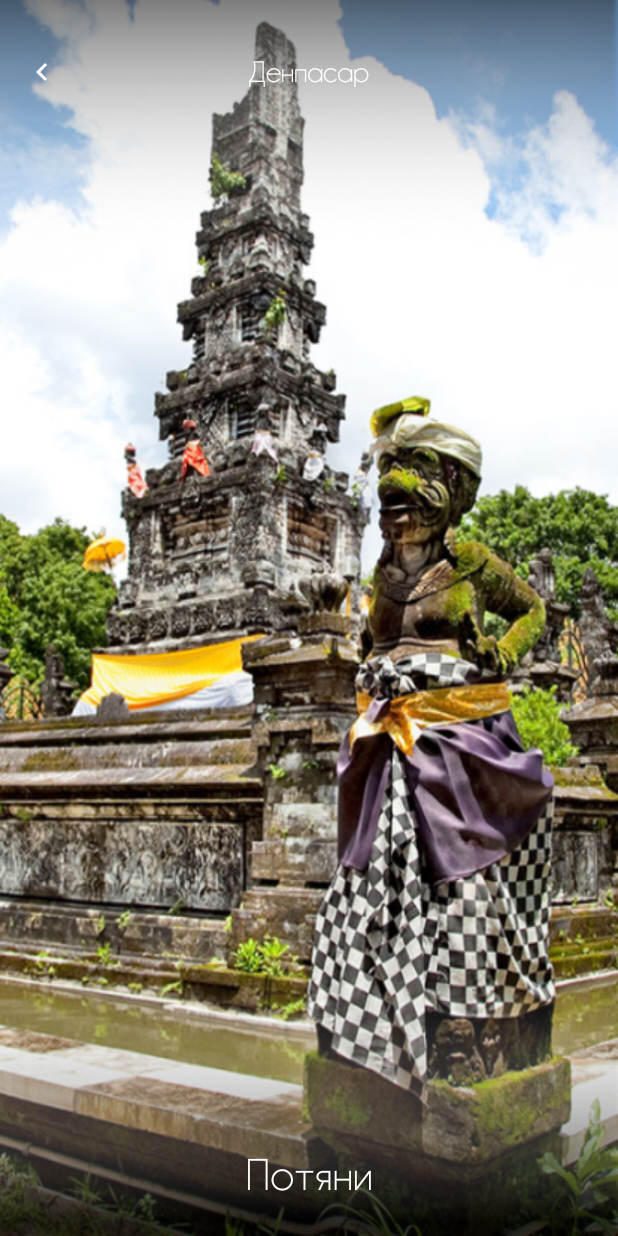
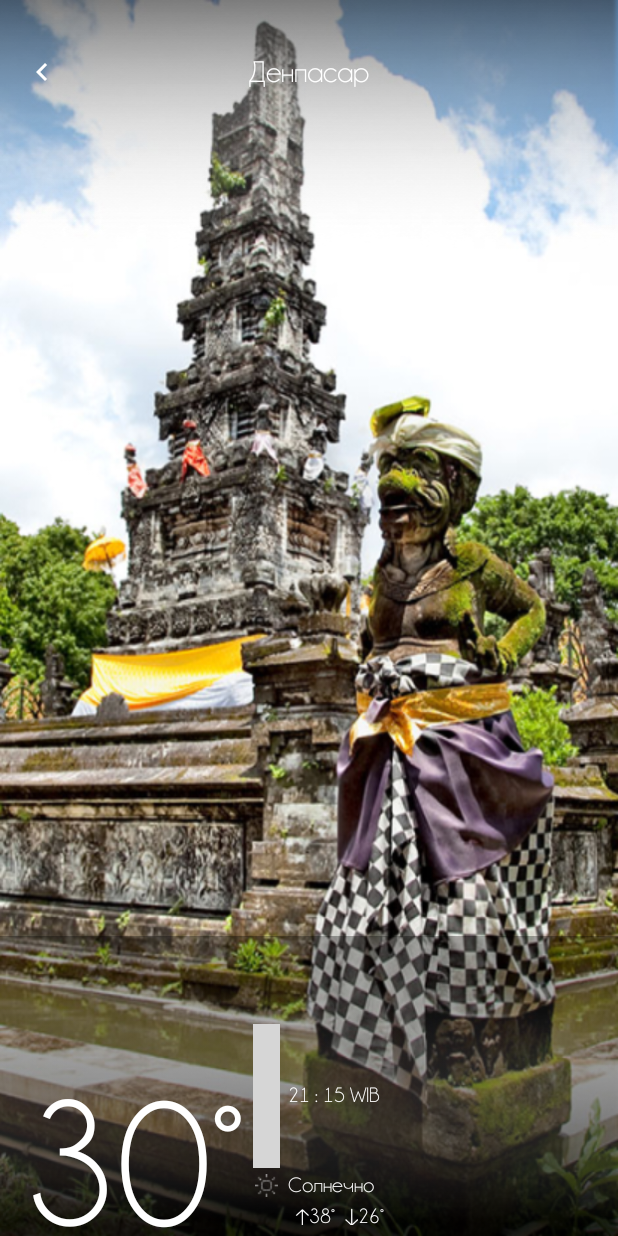
Before and after one commit to Arsikkk98/BaliApp, an Android app: the WeatherActivity screen opened directly, with no data from a screen before it, on a phone screen of 412 x 824 dp. Run offline under Robolectric (Android 15) with nearby library versions, the phone set to English and light mode, and no system bars; grey boxes are pictures that could not be loaded.

Commit message:
Изменена страница погоды.

```diff
--- a/app/build.gradle
+++ b/app/build.gradle
@@ -25,6 +25,7 @@ dependencies {
     implementation 'com.google.android.material:material:1.0.0'
     implementation 'androidx.constraintlayout:constraintlayout:1.1.3'
     implementation 'androidx.vectordrawable:vectordrawable:1.0.1'
+    implementation 'androidx.legacy:legacy-support-v4:1.0.0'
     testImplementation 'junit:junit:4.12'
     androidTestImplementation 'androidx.test:runner:1.2.0'
     androidTestImplementation 'androidx.test.espresso:espresso-core:3.2.0'
--- /dev/null
+++ b/app/src/main/java/com/example/baliapp/WeatherFragment.java
@@ -0,0 +1,82 @@
+package com.example.baliapp;
+
+import android.os.AsyncTask;
+import android.os.Bundle;
+import android.view.LayoutInflater;
+import android.view.View;
+import android.view.ViewGroup;
+import android.widget.Toast;
+
+import androidx.fragment.app.Fragment;
+
+import com.example.baliapp.models.weather_classes.MyWeather;
+
+import java.io.BufferedReader;
+import java.io.IOException;
+import java.io.InputStreamReader;
+import java.net.URL;
+
+import javax.net.ssl.HttpsURLConnection;
+
+
+public class WeatherFragment extends Fragment {
+
+    @Override
+    public View onCreateView(LayoutInflater inflater, ViewGroup container,
+                             Bundle savedInstanceState) {
+        //new ProgressTask().execute("http://api.openweathermap.org/data/2.5/find?q=Denpasar&appid=cbc5d13097177f5161e51f6bbb5878bc");
+
+        return inflater.inflate(R.layout.fragment_weather, container, false);
+    }
+
+
+    /*private class ProgressTask extends AsyncTask<String, Void, String> {
+        @Override
+        protected String doInBackground(String... path) {
+
+            String content;
+            try{
+                content = getContent(path[0]);
+            }
+            catch (IOException ex){
+                content = ex.getMessage();
+            }
+
+            return content;
+        }
+        @Override
+        protected void onPostExecute(String content) {
+
+            contentText=content;
+            contentView.setText(content);
+            webView.loadData(content, "text/html; charset=utf-8", "utf-8");
+            Toast.makeText(getActivity(), "Данные загружены", Toast.LENGTH_SHORT)
+                    .show();
+        }
+
+        private String getContent(String path) throws IOException {
+            BufferedReader reader=null;
+            try {
+                URL url=new URL(path);
+                HttpsURLConnection c=(HttpsURLConnection)url.openConnection();
+                c.setRequestMethod("GET");
+                c.setReadTimeout(10000);
+                c.connect();
+                reader= new BufferedReader(new InputStreamReader(c.getInputStream()));
+                StringBuilder buf=new StringBuilder();
+                String line=null;
+                while ((line=reader.readLine()) != null) {
+                    buf.append(line + "\n");
+                }
+                return(buf.toString());
+            }
+            finally {
+                if (reader != null) {
+                    reader.close();
+                }
+            }
+        }
+    }*/
+
+
+}
--- a/app/src/main/res/layout/bottom_weather_sheet.xml
+++ b/app/src/main/res/layout/bottom_weather_sheet.xml
@@ -3,28 +3,156 @@
     xmlns:app="http://schemas.android.com/apk/res-auto"
     android:id="@+id/bottom_sheet"
     android:layout_width="match_parent"
-    android:layout_height="340dp"
-    android:background="@android:color/transparent"
+    android:layout_height="match_parent"
     android:orientation="vertical"
     app:behavior_hideable="false"
-    app:behavior_peekHeight="80dp"
+    android:background="#50000000"
+    app:behavior_peekHeight="200dp"
     app:layout_behavior="com.google.android.material.bottomsheet.BottomSheetBehavior">
 
-    <TextView
+    <RelativeLayout
         android:layout_width="match_parent"
-        android:layout_height="80sp"
-        android:background="@android:color/transparent"
-        android:gravity="center"
-        android:textSize="30sp"
-        android:text="Потяни"
-        android:textColor="@android:color/white" />
+        android:layout_height="200dp"
+        android:paddingLeft="10dp"
+        android:paddingRight="10dp"
+        android:paddingBottom="4dp">
 
-    <TextView
+        <LinearLayout
+            android:layout_width="wrap_content"
+            android:layout_height="match_parent"
+            android:gravity="bottom"
+            android:layout_marginLeft="5dp"
+            android:id="@+id/degreesBlock"
+            android:orientation="horizontal">
+
+            <TextView
+                android:id="@+id/todayDegrees"
+                android:layout_width="wrap_content"
+                android:layout_height="wrap_content"
+                android:layout_marginBottom="-10dp"
+                android:background="@android:color/transparent"
+                android:gravity="bottom"
+                android:text="30"
+                android:textColor="@android:color/white"
+                android:textSize="120sp" />
+
+            <TextView
+                android:id="@+id/degreeIcon"
+                android:layout_width="wrap_content"
+                android:layout_height="wrap_content"
+                android:layout_marginBottom="-10dp"
+                android:layout_toEndOf="@+id/todayDegrees"
+                android:background="@android:color/transparent"
+                android:gravity="bottom"
+                android:text="°"
+                android:textColor="@android:color/white"
+                android:textSize="120sp" />
+        </LinearLayout>
+
+        <LinearLayout
+            android:layout_width="wrap_content"
+            android:layout_height="match_parent"
+            android:layout_toEndOf="@+id/degreesBlock"
+            android:gravity="bottom"
+            android:layout_marginLeft="5dp"
+            android:orientation="vertical">
+
+            <LinearLayout
+                android:layout_width="wrap_content"
+                android:layout_height="wrap_content"
+                android:gravity="bottom"
+                android:orientation="horizontal">
+
+                <ImageView
+                    android:layout_width="18dp"
+                    android:layout_height="match_parent"
+                    android:src="@drawable/clock" />
+
+                <TextView
+                    android:layout_width="wrap_content"
+                    android:layout_height="match_parent"
+                    android:layout_marginLeft="5dp"
+                    android:gravity="center"
+                    android:text="21 : 15 WIB"
+                    android:textColor="#FFFFFF" />
+            </LinearLayout>
+
+            <LinearLayout
+                android:layout_width="wrap_content"
+                android:layout_height="wrap_content"
+                android:layout_marginTop="4dp"
+                android:gravity="bottom"
+                android:orientation="horizontal">
+
+                <ImageView
+                    android:layout_width="18dp"
+                    android:layout_height="match_parent"
+                    android:src="@drawable/sun_little" />
+
+                <TextView
+                    android:layout_width="wrap_content"
+                    android:layout_height="match_parent"
+                    android:layout_marginLeft="5dp"
+                    android:gravity="center"
+                    android:text="Солнечно"
+                    android:textColor="#FFFFFF" />
+            </LinearLayout>
+
+            <LinearLayout
+                android:layout_width="wrap_content"
+                android:layout_height="18dp"
+                android:layout_marginTop="4dp"
+                android:gravity="bottom"
+                android:orientation="horizontal">
+
+                <LinearLayout
+                    android:layout_width="wrap_content"
+                    android:layout_height="wrap_content"
+                    android:layout_marginLeft="27dp"
+                    android:orientation="horizontal">
+
+                    <ImageView
+                        android:layout_width="10dp"
+                        android:layout_height="match_parent"
+                        android:src="@drawable/arrow_up" />
+
+                    <TextView
+                        android:layout_width="wrap_content"
+                        android:layout_height="match_parent"
+                        android:gravity="center"
+                        android:text="38°"
+                        android:textColor="#FFFFFF" />
+
+                </LinearLayout>
+
+                <LinearLayout
+                    android:layout_width="wrap_content"
+                    android:layout_height="wrap_content"
+                    android:layout_marginLeft="5dp"
+                    android:orientation="horizontal">
+
+                    <ImageView
+                        android:layout_width="10dp"
+                        android:layout_height="match_parent"
+                        android:src="@drawable/arrow_down" />
+
+                    <TextView
+                        android:layout_width="wrap_content"
+                        android:layout_height="match_parent"
+                        android:gravity="center"
+                        android:text="26°"
+                        android:textColor="#FFFFFF" />
+
+                </LinearLayout>
+
+            </LinearLayout>
+
+        </LinearLayout>
+    </RelativeLayout>
+
+
+    <ImageView
         android:layout_width="match_parent"
-        android:layout_height="match_parent"
-        android:gravity="center"
-        android:textSize="35sp"
-        android:text="А тут что-то важное..."
-        android:textColor="@android:color/white" />
+        android:layout_height="match_parent" />
 
 </LinearLayout>
--- /dev/null
+++ b/app/src/main/res/layout/fragment_weather.xml
@@ -0,0 +1,30 @@
+<?xml version="1.0" encoding="utf-8"?>
+<androidx.coordinatorlayout.widget.CoordinatorLayout xmlns:android="http://schemas.android.com/apk/res/android"
+    xmlns:app="http://schemas.android.com/apk/res-auto"
+    xmlns:tools="http://schemas.android.com/tools"
+    android:layout_width="match_parent"
+    android:layout_height="match_parent">
+
+    <androidx.appcompat.widget.Toolbar xmlns:android="http://schemas.android.com/apk/res/android"
+        xmlns:app="http://schemas.android.com/apk/res-auto"
+        android:id="@+id/toolbar"
+        android:layout_width="match_parent"
+        android:layout_height="?attr/actionBarSize"
+        android:background="@android:color/transparent"
+        android:layout_marginTop="20dp"
+        app:theme="@style/ThemeOverlay.AppCompat.ActionBar">
+
+        <TextView
+            android:layout_width="wrap_content"
+            android:layout_height="wrap_content"
+            android:text="@string/weather_title"
+            android:layout_gravity="center"
+            android:textColor="@color/colorPrimary"
+            android:textSize="20dp"
+            android:id="@+id/toolbar_title" />
+    </androidx.appcompat.widget.Toolbar>
+
+    <!-- подключение нижнего экрана -->
+    <include layout="@layout/bottom_weather_sheet" />
+
+</androidx.coordinatorlayout.widget.CoordinatorLayout>
--- a/app/src/main/res/layout/weather_activity.xml
+++ b/app/src/main/res/layout/weather_activity.xml
@@ -1,30 +1,15 @@
 <?xml version="1.0" encoding="utf-8"?>
-<androidx.coordinatorlayout.widget.CoordinatorLayout xmlns:android="http://schemas.android.com/apk/res/android"
+<LinearLayout xmlns:android="http://schemas.android.com/apk/res/android"
     xmlns:app="http://schemas.android.com/apk/res-auto"
     xmlns:tools="http://schemas.android.com/tools"
+    android:orientation="vertical"
     android:layout_width="match_parent"
     android:layout_height="match_parent">
 
-    <androidx.appcompat.widget.Toolbar xmlns:android="http://schemas.android.com/apk/res/android"
-        xmlns:app="http://schemas.android.com/apk/res-auto"
-        android:id="@+id/toolbar"
+    <fragment
+        android:id="@+id/fragment1"
         android:layout_width="match_parent"
-        android:layout_height="?attr/actionBarSize"
-        android:background="@android:color/transparent"
-        android:layout_marginTop="20dp"
-        app:theme="@style/ThemeOverlay.AppCompat.ActionBar">
+        android:layout_height="match_parent"
+        android:name="com.example.baliapp.WeatherFragment"/>
 
-        <TextView
-            android:layout_width="wrap_content"
-            android:layout_height="wrap_content"
-            android:text="@string/weather_title"
-            android:layout_gravity="center"
-            android:textColor="@color/colorPrimary"
-            android:textSize="20dp"
-            android:id="@+id/toolbar_title" />
-    </androidx.appcompat.widget.Toolbar>
-
-    <!-- подключение нижнего экрана -->
-    <include layout="@layout/bottom_weather_sheet" />
-
-</androidx.coordinatorlayout.widget.CoordinatorLayout>
+</LinearLayout>
--- a/app/src/main/res/values/strings.xml
+++ b/app/src/main/res/values/strings.xml
@@ -3,4 +3,7 @@
     <string name="main_title">Bali</string>
     <string name="weather_title">Денпасар</string>
     <string name="coverter_title">Конвертер валют</string>
+
+    <!-- TODO: Remove or change this placeholder text -->
+    <string name="hello_blank_fragment">Hello blank fragment</string>
 </resources>
```
Also changed, not shown: app/src/main/java/com/example/baliapp/models/weather_classes/Clouds.java (added, +15 -0 lines), app/src/main/java/com/example/baliapp/models/weather_classes/Coord.java (added, +27 -0 lines), app/src/main/java/com/example/baliapp/models/weather_classes/Main.java (added, +63 -0 lines), app/src/main/java/com/example/baliapp/models/weather_classes/MyWeather.java (added, +123 -0 lines), app/src/main/java/com/example/baliapp/models/weather_classes/Sys.java (added, +75 -0 lines), app/src/main/java/com/example/baliapp/models/weather_classes/Weather.java (added, +51 -0 lines), app/src/main/java/com/example/baliapp/models/weather_classes/Wind.java (added, +27 -0 lines), app/src/main/res/drawable/black_shape_for_weather.xml (added, +12 -0 lines), app/src/main/res/drawable/Clock.png (added), app/src/main/res/drawable/arrow_down.png (added), app/src/main/res/drawable/arrow_up.png (added), app/src/main/res/drawable/sun_little.png (added).
